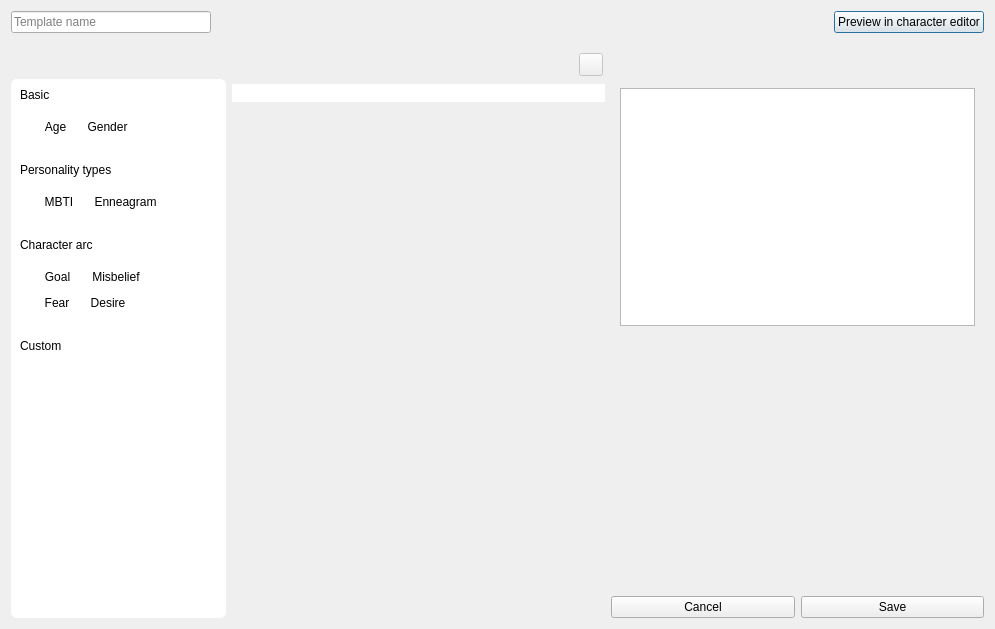
The window that ui/character_profile_editor_dialog.ui (zkovari/plotlyst) describes before a commit, drawn with Qt 5.
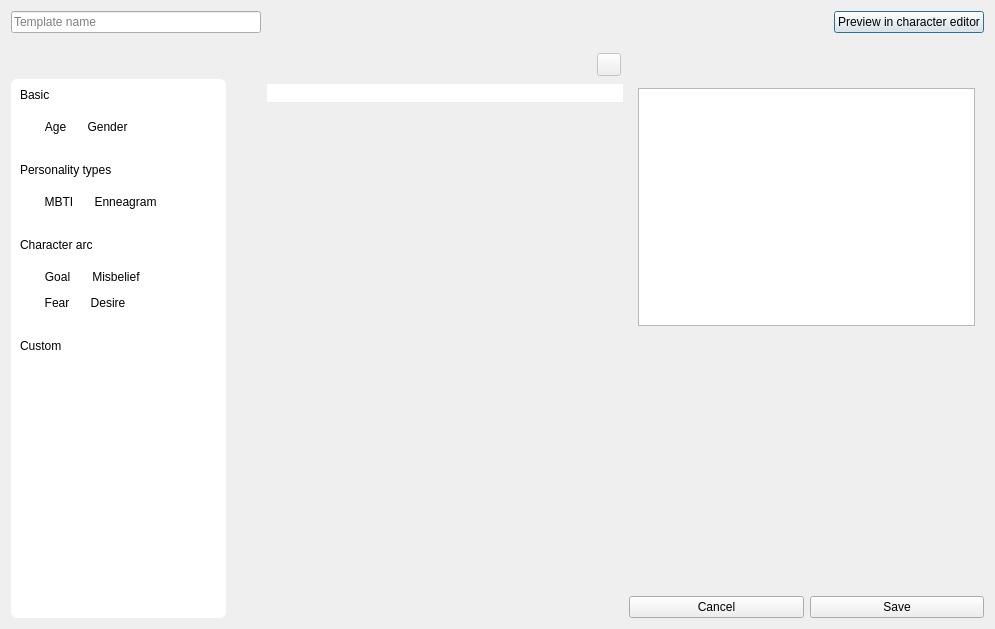
The same window after the commit.

Commit message: customize profile

```diff
--- a/ui/character_profile_editor_dialog.ui
+++ b/ui/character_profile_editor_dialog.ui
@@ -17,10 +17,22 @@
    <item>
     <layout class="QVBoxLayout" name="verticalLayout_6">
      <item>
-      <widget class="QLineEdit" name="lineEdit">
+      <widget class="QLineEdit" name="lineName">
+       <property name="sizePolicy">
+        <sizepolicy hsizetype="MinimumExpanding" vsizetype="Fixed">
+         <horstretch>0</horstretch>
+         <verstretch>0</verstretch>
+        </sizepolicy>
+       </property>
+       <property name="minimumSize">
+        <size>
+         <width>0</width>
+         <height>0</height>
+        </size>
+       </property>
        <property name="maximumSize">
         <size>
-         <width>200</width>
+         <width>250</width>
          <height>16777215</height>
         </size>
        </property>
```
Left out of the diff: 4 changed lines with no effect on the pictures. The commit also changes 8 other files.
